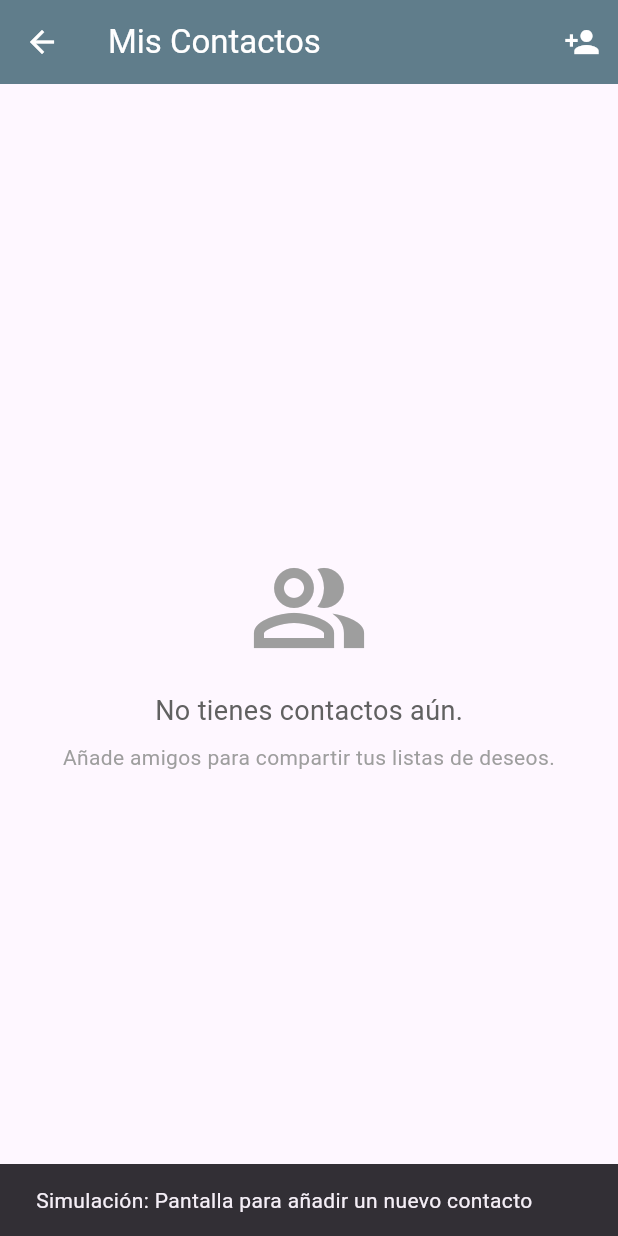
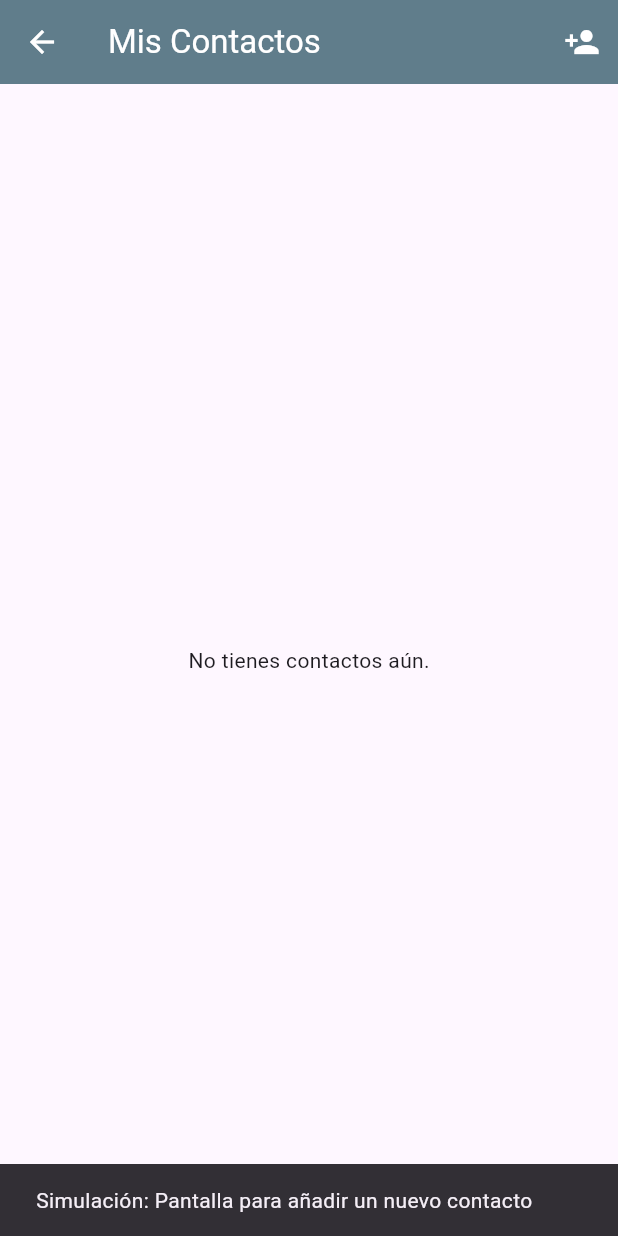
Before and after one commit to cristo-csc-dev/wishy, a Flutter app: the ContactsListScreen screen opened directly, after a tap on the "person add" icon, on a phone screen of 412 x 824 dp. Run offline on Flutter 3.47's test engine with Material 3 defaults, Android fonts, the phone set to English and light mode, and no system bars; our stand-ins replace cloud_firestore, firebase_auth, firebase_core; accounts and stored records are empty; generated files the repository leaves out were written again.

Commit message:
Lista de deseos desde contactos

```diff
--- /dev/null
+++ b/lib/screens/contacts/contact_list_screen.dart
@@ -0,0 +1,190 @@
+import 'package:flutter/material.dart';
+import 'package:firebase_auth/firebase_auth.dart';
+import 'package:wishy/auth/user_auth.dart';
+import 'package:wishy/dao/user_dao.dart';
+import 'package:wishy/models/contact.dart';
+import 'package:wishy/screens/contacts/edit_contact_screen.dart';
+import 'package:wishy/screens/contacts/friend_list_overview_screen.dart';
+
+class ContactsListScreen extends StatelessWidget {
+  const ContactsListScreen({super.key});
+
+  // Método para obtener el Stream de contactos del usuario actual
+  Stream<List<Contact>> _getContactsStream() {
+    // 1. Obtener el usuario autenticado
+    final user = FirebaseAuth.instance.currentUser;
+
+    if (user == null) {
+      // Si no hay usuario autenticado, retornamos un Stream vacío inmediatamente
+      return Stream.value([]);
+    }
+
+    // 3. Retornar el Stream de consultas (snapshot)
+    return UserDao().getAcceptedContactsStream().map((snapshot) {
+      // Mapear cada documento (QueryDocumentSnapshot) a un objeto Contacto
+      return snapshot.docs.map((doc) {
+        return Contact.fromFirestore(doc);
+      }).toList();
+    });
+  }
+
+  // Widget para manejar los diferentes estados de la carga de datos
+  Widget _buildContent(AsyncSnapshot<List<Contact>> snapshot) {
+    if (snapshot.connectionState == ConnectionState.waiting) {
+          return const Center(child: CircularProgressIndicator());
+        }
+
+        if (snapshot.hasError) {
+          return Center(child: Text('Error: ${snapshot.error}'));
+        }
+
+        if (!snapshot.hasData || snapshot.data!.isEmpty) {
+          return const Center(
+            child: Text('No tienes contactos aún.'),
+          );
+        }
+
+        var contactsWithSharedLists = snapshot.data!;
+
+        if (contactsWithSharedLists.isEmpty) {
+          return const Center(
+            child: Text('Nadie ha compartido una lista contigo aún.'),
+          );
+        }
+
+        return ListView.builder(
+          itemCount: contactsWithSharedLists.length,
+          itemBuilder: (context, index) {
+            final contact = contactsWithSharedLists[index];
+            // return Card(
+            //   child: ListTile(
+            //     leading: CircleAvatar(
+            //       backgroundColor: Theme.of(context).colorScheme.primary.withOpacity(0.1),
+            //       child: Text(
+            //         contact.name?? '',
+            //         style: TextStyle(color: Theme.of(context).colorScheme.primary, fontWeight: FontWeight.bold),
+            //       ),
+            //     ),
+            //     shape: RoundedRectangleBorder(borderRadius: BorderRadius.circular(12)),
+            //     onTap: () {
+            //       Navigator.push(
+            //         context,
+            //         MaterialPageRoute(
+            //           builder: (context) => FriendListsOverviewScreen(contact: contact),
+            //         ),
+            //       );
+            //     },
+            //     title: Text(
+            //       contact.name?? '',
+            //       style: const TextStyle(fontWeight: FontWeight.w600),
+            //     ),
+            //     subtitle: Column(
+            //       crossAxisAlignment: CrossAxisAlignment.start,
+            //       children: [
+            //         if (contact.email.isNotEmpty) Text(contact.email),
+            //         // Text(
+            //         //   'ID de Usuario: ${contact.userId.substring(0, 8)}...', // Muestra solo los primeros caracteres del ID
+            //         //   style: TextStyle(fontSize: 12, color: Colors.grey.shade600),
+            //         // ),
+            //       ],
+            //     ),
+            //   ),
+            // );
+            return Card(
+              margin: const EdgeInsets.symmetric(horizontal: 16.0, vertical: 8.0),
+              elevation: 2,
+              shape: RoundedRectangleBorder(borderRadius: BorderRadius.circular(12)),
+              child: InkWell(
+                onTap: () {
+                  Navigator.push(
+                    context,
+                    MaterialPageRoute(
+                      builder: (context) => FriendListsOverviewScreen(contact: contact),
+                    ),
+                  );
+                },
+                borderRadius: BorderRadius.circular(12),
+                child: Padding(
+                  padding: const EdgeInsets.all(16.0),
+                  child: Column(
+                    crossAxisAlignment: CrossAxisAlignment.start,
+                    children: [
+                      Row(
+                        children: [
+                          CircleAvatar(
+                            backgroundColor: Theme.of(context).colorScheme.primary.withOpacity(0.1),
+                            child: Text(
+                              contact.name?? '',
+                              style: TextStyle(color: Theme.of(context).colorScheme.primary, fontWeight: FontWeight.bold),
+                            ),
+                          ), // Usar un icono de la lista
+                          const SizedBox(width: 10),
+                          Expanded(
+                            child: Text(
+                              contact.name?? contact.email,
+                              style: const TextStyle(
+                                fontSize: 18,
+                                fontWeight: FontWeight.bold,
+                              ),
+                              overflow: TextOverflow.ellipsis,
+                            ),
+                          ),
+                          IconButton(
+                            onPressed: () {},
+                            icon: const Icon(Icons.edit)
+                          ),
+                        ],
+                      ),
+                    ],
+                  ),
+                ),
+              ),
+            );
+          });
+  }
+
+  @override
+  Widget build(BuildContext context) {
+    // Nota: Es fundamental que el usuario esté previamente autenticado (con signInWithCustomToken)
+    // antes de que esta pantalla se cargue para que FirebaseAuth.instance.currentUser no sea null.
+
+    // Si el usuario no está autenticado, mostramos un mensaje de error o solicitamos el login.
+    if (!UserAuth.isUserAuthenticatedAndVerified()) {
+      return Scaffold(
+        appBar: AppBar(
+          title: const Text('Mis Contactos'),
+          foregroundColor: Colors.white,
+        ),
+        body: const Center(
+          child: Text(
+            'Inicia sesión para ver tus contactos.',
+            style: TextStyle(fontSize: 16, color: Colors.red),
+          ),
+        ),
+      );
+    }
+
+    return Scaffold(
+      appBar: AppBar(
+        title: const Text('Mis Contactos'),
+        foregroundColor: Colors.white,
+        actions: [
+          IconButton(
+            icon: const Icon(Icons.person_add),
+            onPressed: () {
+              ScaffoldMessenger.of(context).showSnackBar(
+                const SnackBar(content: Text('Simulación: Pantalla para añadir un nuevo contacto')),
+              );
+            },
+          ),
+        ],
+      ),
+      body: StreamBuilder<List<Contact>>(
+        stream: _getContactsStream(),
+        builder: (context, snapshot) {
+          return _buildContent(snapshot);
+        },
+      ),
+    );
+  }
+}
--- a/lib/screens/user/edit_contact_screen.dart
+++ b/lib/screens/contacts/edit_contact_screen.dart
@@ -49,7 +49,7 @@ class _EditContactScreenState extends State<EditContactScreen> {
       if (user != null) {
         try {
           await user.updateDisplayName(_displayNameController.text.trim());
-          await UserDao().updateCurrentUserName(_displayNameController.text.trim());
+          await UserDao().updateContactUserName(widget.contact, _displayNameController.text.trim());
           // await user.updateEmail(_displayEmailController.text.trim());
           await user.updatePhotoURL(_photoUrlController.text.trim());
 
--- a/lib/screens/user/contact_list_screen.dart
+++ /dev/null
@@ -1,167 +0,0 @@
-import 'package:flutter/material.dart';
-import 'package:firebase_auth/firebase_auth.dart';
-import 'package:wishy/dao/user_dao.dart';
-import 'package:wishy/models/contact.dart';
-import 'package:wishy/screens/user/edit_contact_screen.dart';
-
-class ContactsListScreen extends StatelessWidget {
-  const ContactsListScreen({super.key});
-
-  // Método para obtener el Stream de contactos del usuario actual
-  Stream<List<Contact>> _getContactsStream() {
-    // 1. Obtener el usuario autenticado
-    final user = FirebaseAuth.instance.currentUser;
-
-    if (user == null) {
-      // Si no hay usuario autenticado, retornamos un Stream vacío inmediatamente
-      return Stream.value([]);
-    }
-
-    // 3. Retornar el Stream de consultas (snapshot)
-    return UserDao().getAcceptedContactsStream().map((snapshot) {
-      // Mapear cada documento (QueryDocumentSnapshot) a un objeto Contacto
-      return snapshot.docs.map((doc) {
-        return Contact.fromFirestore(doc);
-      }).toList();
-    });
-  }
-
-  // Widget para manejar los diferentes estados de la carga de datos
-  Widget _buildContent(AsyncSnapshot<List<Contact>> snapshot) {
-    if (snapshot.connectionState == ConnectionState.waiting) {
-      // Estado de carga inicial
-      return const Center(child: CircularProgressIndicator());
-    }
-
-    if (snapshot.hasError) {
-      // Estado de error (ej. problemas de red o permisos)
-      return Center(
-        child: Padding(
-          padding: const EdgeInsets.all(24.0),
-          child: Text(
-            'Error al cargar los contactos: ${snapshot.error}',
-            textAlign: TextAlign.center,
-            style: const TextStyle(color: Colors.red),
-          ),
-        ),
-      );
-    }
-
-    // Estado sin datos o lista vacía
-    final contacts = snapshot.data;
-    if (contacts == null || contacts.isEmpty) {
-      return Center(
-        child: Column(
-          mainAxisAlignment: MainAxisAlignment.center,
-          children: [
-            const Icon(Icons.people_alt_outlined, size: 80, color: Colors.grey),
-            const SizedBox(height: 16),
-            Text(
-              'No tienes contactos aún.',
-              style: TextStyle(fontSize: 18, color: Colors.grey.shade700),
-            ),
-            const SizedBox(height: 8),
-            const Text(
-              'Añade amigos para compartir tus listas de deseos.',
-              textAlign: TextAlign.center,
-              style: TextStyle(color: Colors.grey),
-            ),
-          ],
-        ),
-      );
-    }
-
-    // Estado de datos cargados (lista de contactos)
-    return ListView.builder(
-      padding: const EdgeInsets.all(8.0),
-      itemCount: contacts.length,
-      itemBuilder: (context, index) {
-        final contact = contacts[index];
-        return Card(
-          margin: const EdgeInsets.symmetric(vertical: 8.0, horizontal: 4.0),
-          elevation: 2,
-          shape: RoundedRectangleBorder(borderRadius: BorderRadius.circular(12)),
-          child: ListTile(
-            leading: CircleAvatar(
-              backgroundColor: Theme.of(context).colorScheme.primary.withOpacity(0.1),
-              child: Text(
-                contact.name?? '',
-                style: TextStyle(color: Theme.of(context).colorScheme.primary, fontWeight: FontWeight.bold),
-              ),
-            ),
-            title: Text(
-              contact.name?? '',
-              style: const TextStyle(fontWeight: FontWeight.w600),
-            ),
-            subtitle: Column(
-              crossAxisAlignment: CrossAxisAlignment.start,
-              children: [
-                if (contact.email.isNotEmpty) Text(contact.email),
-                // Text(
-                //   'ID de Usuario: ${contact.userId.substring(0, 8)}...', // Muestra solo los primeros caracteres del ID
-                //   style: TextStyle(fontSize: 12, color: Colors.grey.shade600),
-                // ),
-              ],
-            ),
-            trailing: const Icon(Icons.arrow_forward_ios, size: 16),
-            onTap: () {
-              Navigator.pop(context);
-              // Navega a la pantalla de perfil
-              Navigator.push(
-                context,
-                MaterialPageRoute(
-                  builder: (context) => EditContactScreen(contact: contact),
-                ),
-              );
-            },
-          ),
-        );
-      },
-    );
-  }
-
-  @override
-  Widget build(BuildContext context) {
-    // Nota: Es fundamental que el usuario esté previamente autenticado (con signInWithCustomToken)
-    // antes de que esta pantalla se cargue para que FirebaseAuth.instance.currentUser no sea null.
-
-    // Si el usuario no está autenticado, mostramos un mensaje de error o solicitamos el login.
-    if (FirebaseAuth.instance.currentUser == null) {
-      return Scaffold(
-        appBar: AppBar(
-          title: const Text('Mis Contactos'),
-          foregroundColor: Colors.white,
-        ),
-        body: const Center(
-          child: Text(
-            'Inicia sesión para ver tus contactos.',
-            style: TextStyle(fontSize: 16, color: Colors.red),
-          ),
-        ),
-      );
-    }
-
-    return Scaffold(
-      appBar: AppBar(
-        title: const Text('Mis Contactos'),
-        foregroundColor: Colors.white,
-        actions: [
-          IconButton(
-            icon: const Icon(Icons.person_add),
-            onPressed: () {
-              ScaffoldMessenger.of(context).showSnackBar(
-                const SnackBar(content: Text('Simulación: Pantalla para añadir un nuevo contacto')),
-              );
-            },
-          ),
-        ],
-      ),
-      body: StreamBuilder<List<Contact>>(
-        stream: _getContactsStream(),
-        builder: (context, snapshot) {
-          return _buildContent(snapshot);
-        },
-      ),
-    );
-  }
-}
--- a/lib/widgets/list_card.dart
+++ b/lib/widgets/list_card.dart
@@ -1,4 +1,5 @@
 import 'package:flutter/material.dart';
+import 'package:wishy/auth/user_auth.dart';
 import 'package:wishy/models/wish_list.dart';
 
 class ListCard extends StatelessWidget {
@@ -32,6 +33,7 @@ class ListCard extends StatelessWidget {
 
   @override
   Widget build(BuildContext context) {
+    bool showOptions = wishList.ownerId == UserAuth.getCurrentUser().uid;
     return Card(
       margin: const EdgeInsets.symmetric(horizontal: 16.0, vertical: 8.0),
       elevation: 2,
@@ -58,6 +60,7 @@ class ListCard extends StatelessWidget {
                       overflow: TextOverflow.ellipsis,
                     ),
                   ),
+                  if (showOptions)...[
                     PopupMenuButton<String>(
                       onSelected: (value) {
                         if (value == 'edit') onEdit();
@@ -79,6 +82,7 @@ class ListCard extends StatelessWidget {
                         ),
                       ],
                     ),
+                  ]
                 ],
               ),
               const SizedBox(height: 8),
--- a/pubspec.yaml
+++ b/pubspec.yaml
@@ -16,7 +16,7 @@ publish_to: 'none' # Remove this line if you wish to publish to pub.dev
 # https://developer.apple.com/library/archive/documentation/General/Reference/InfoPlistKeyReference/Articles/CoreFoundationKeys.html
 # In Windows, build-name is used as the major, minor, and patch parts
 # of the product and file versions while build-number is used as the build suffix.
-version: 1.0.0+1
+version: 1.0.0+5
 
 environment:
   sdk: ^3.9.0
@@ -41,6 +41,7 @@ dependencies:
   firebase_core: ^4.0.0
   validators: ^3.0.0
   intl: ^0.20.2
+  shared_preferences: ^2.5.3
 
 dev_dependencies:
   flutter_test:
```
Also changed, not shown: lib/dao/user_dao.dart (+12 -0 lines), lib/screens/contacts/friend_list_overview_screen.dart (added, +113 -0 lines), lib/screens/home_screen.dart (+25 -35 lines), lib/screens/user/friend_list_overview_screen.dart (deleted, +0 -75 lines), lib/screens/contacts/add_contact_screen.dart (renamed from lib/screens/user/add_contact_screen.dart), lib/screens/contacts/create_edit_contact_request_screen.dart (renamed from lib/screens/user/create_edit_contact_request_screen.dart). Lines whose indentation alone changed are shown as unchanged.
